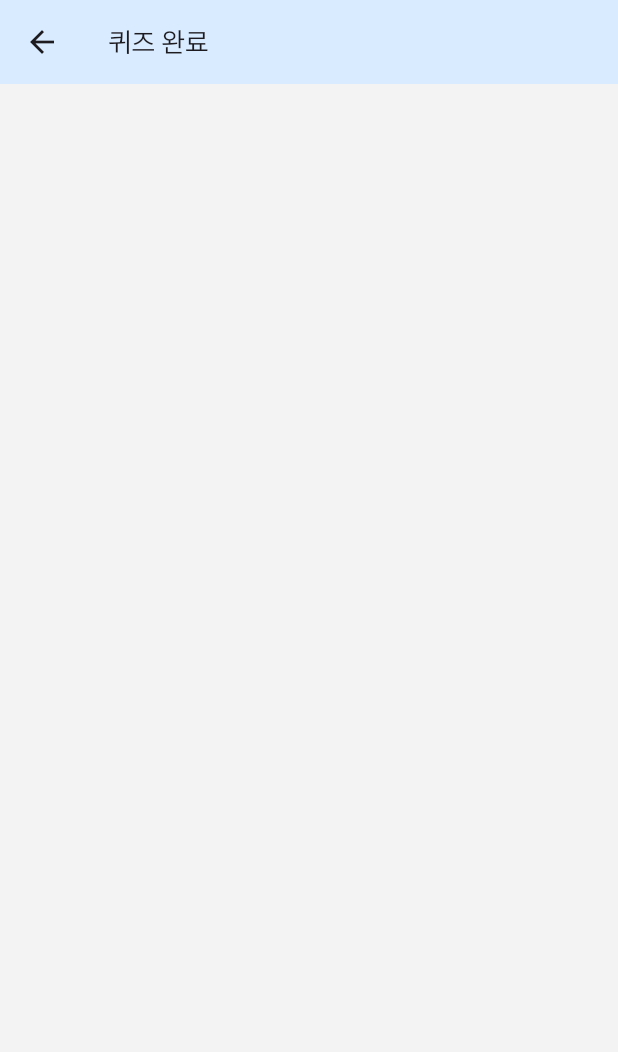
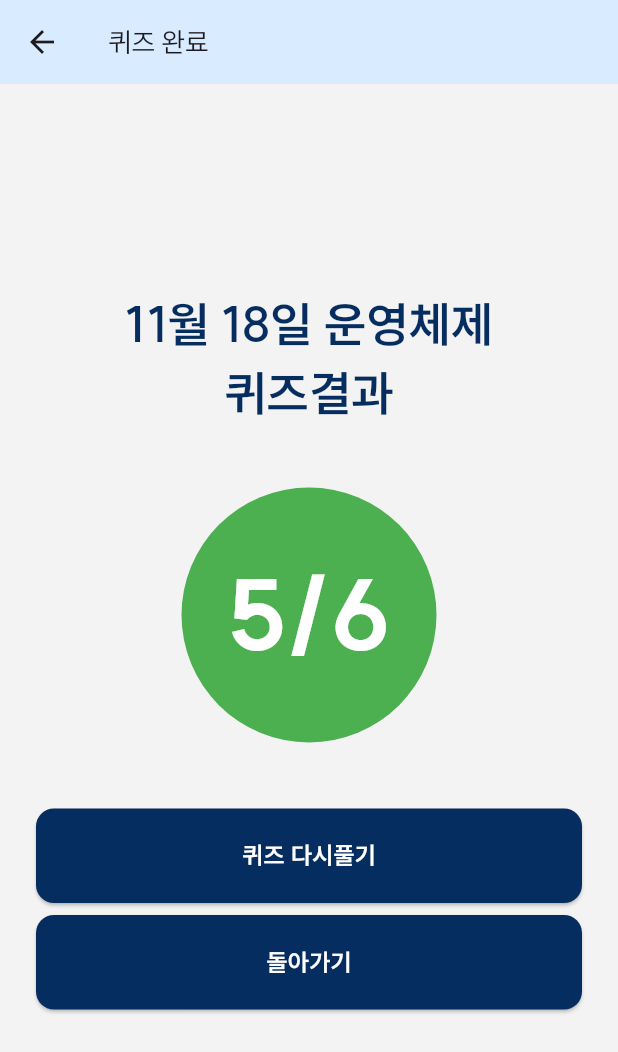
Before and after one commit to Creative-Semester-AI-Study/FE, a Flutter app: the QuizFinishScreen screen opened directly, on a phone screen of 412 x 824 dp. Shown: the top 1052 px of the screen. Run offline on Flutter 3.47's test engine with Material 3 defaults, Android fonts, the phone set to English and light mode, and no system bars; our stand-ins replace auto_size_text, flutter_svg, gap, stylish_bottom_bar, table_calendar; missing offline and left inert: scrollable_text_indicator; project files that could hold a hidden picture were left out.

Commit message:
✨ Quiz finish screen created

```diff
--- a/lib/screens/summary_screens/quiz_finish_screen.dart
+++ b/lib/screens/summary_screens/quiz_finish_screen.dart
@@ -1,4 +1,6 @@
 import 'package:flutter/material.dart';
+import 'package:gap/gap.dart';
+import 'package:study_helper/screens/summary_screens/quiz_screen.dart';
 import 'package:study_helper/theme/theme_colors.dart';
 
 class QuizFinishScreen extends StatefulWidget {
@@ -19,10 +21,107 @@ class _QuizFinishScreenState extends State<QuizFinishScreen> {
           style: TextStyle(fontSize: 18),
         ),
       ),
-      body: const Padding(
-        padding: EdgeInsets.only(top: 20, left: 20, right: 20, bottom: 30),
-        child: Column(
-          children: [],
+      body: Padding(
+        padding:
+            const EdgeInsets.only(top: 20, left: 20, right: 20, bottom: 30),
+        child: SizedBox(
+          width: double.infinity,
+          child: Column(
+            mainAxisAlignment: MainAxisAlignment.center,
+            crossAxisAlignment: CrossAxisAlignment.center,
+            children: [
+              const Text(
+                "11월 18일 운영체제",
+                style: TextStyle(
+                  fontSize: 32,
+                  color: colorBottomBarDefault,
+                  fontWeight: FontWeight.w700,
+                ),
+              ),
+              const Text(
+                "퀴즈결과",
+                style: TextStyle(
+                  fontSize: 32,
+                  color: colorBottomBarDefault,
+                  fontWeight: FontWeight.w700,
+                ),
+              ),
+              const Gap(40),
+              Stack(
+                alignment: Alignment.center,
+                children: [
+                  Container(
+                    decoration: const BoxDecoration(
+                        color: Colors.green, shape: BoxShape.circle),
+                    width: 170,
+                    height: 170,
+                  ),
+                  const Text(
+                    "5/6",
+                    style: TextStyle(
+                      fontSize: 64,
+                      color: Colors.white,
+                      fontWeight: FontWeight.w900,
+                    ),
+                  ),
+                ],
+              ),
+              const Gap(40),
+              Card(
+                color: colorBottomBarDefault,
+                child: GestureDetector(
+                  onTap: () {
+                    Navigator.push(
+                      context,
+                      MaterialPageRoute(
+                        builder: (context) => const QuizScreen(),
+                      ),
+                    );
+                  },
+                  child: const Padding(
+                    padding: EdgeInsets.all(20.0),
+                    child: Row(
+                      mainAxisAlignment: MainAxisAlignment.center,
+                      children: [
+                        Text(
+                          "퀴즈 다시풀기",
+                          style: TextStyle(
+                            fontSize: 16,
+                            fontWeight: FontWeight.w700,
+                            color: Colors.white,
+                          ),
+                        ),
+                      ],
+                    ),
+                  ),
+                ),
+              ),
+              Card(
+                color: colorBottomBarDefault,
+                child: GestureDetector(
+                  onTap: () {
+                    Navigator.pop(context);
+                  },
+                  child: const Padding(
+                    padding: EdgeInsets.all(20.0),
+                    child: Row(
+                      mainAxisAlignment: MainAxisAlignment.center,
+                      children: [
+                        Text(
+                          "돌아가기",
+                          style: TextStyle(
+                            fontSize: 16,
+                            fontWeight: FontWeight.w700,
+                            color: Colors.white,
+                          ),
+                        ),
+                      ],
+                    ),
+                  ),
+                ),
+              ),
+            ],
+          ),
         ),
       ),
     );
```
